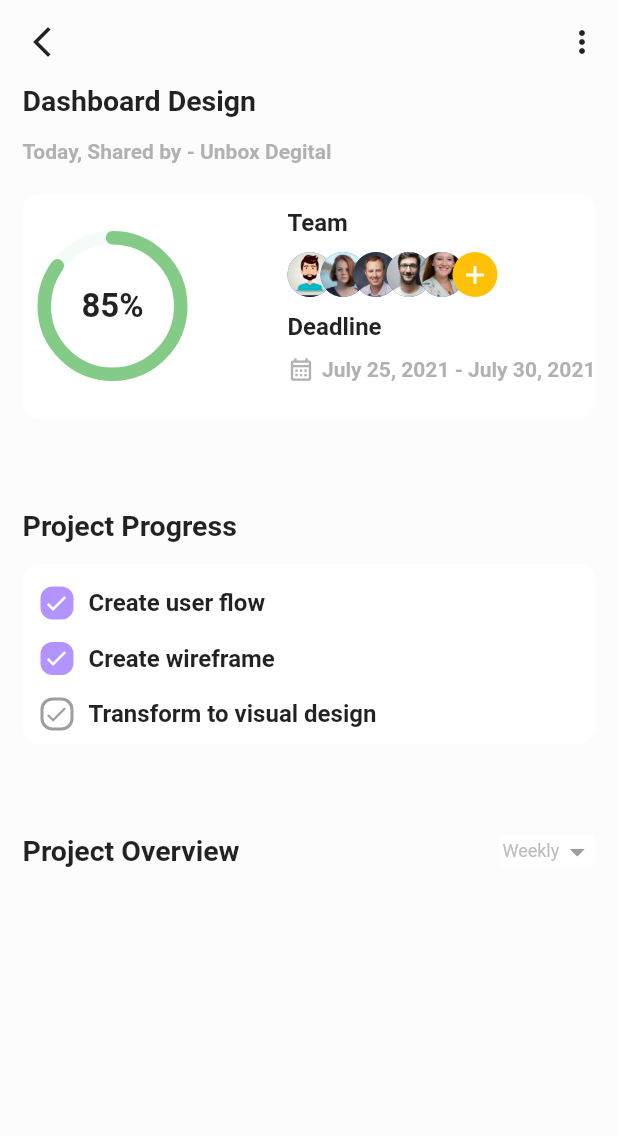
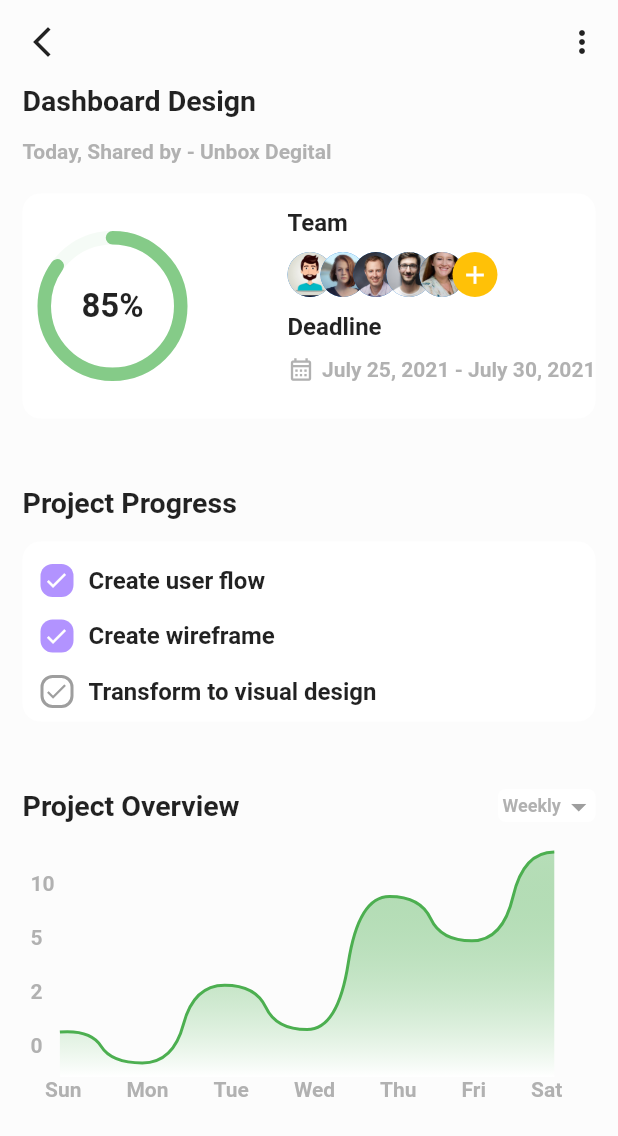
Before and after one commit to nikhilmkda/Task-Management-App, a Flutter app: the screen it shows after launch, item 2 of the bottom bar chosen, after a tap on "Dashboard Design", on a phone screen of 412 x 824 dp. Shown: the top 1136 px of the screen. Run offline on Flutter 3.47's test engine with Material 2 defaults, Android fonts, the phone set to English and light mode, and no system bars; drawn by our look-alikes of percent_indicator; our stand-ins replace flutter_toggle_tab; Roboto replaces fonts that are missing (YourFontFamily).

Commit message:
added chart

```diff
--- a/lib/view/daily_task_custom_widget.dart
+++ b/lib/view/daily_task_custom_widget.dart
@@ -9,13 +9,14 @@ class Daily_task_custom_widget extends StatelessWidget {
   final Color progressBarColor;
   final Color iconcolor;
   final double progress;
+  final VoidCallback onTap;
 
   const Daily_task_custom_widget({
     Key? key,
     required this.text,
     required this.progressBarColor,
     required this.progress,
-    required this.iconcolor,
+    required this.iconcolor, required this.onTap,
   }) : super(key: key);
 
   @override
@@ -23,6 +24,8 @@ class Daily_task_custom_widget extends StatelessWidget {
     final taskManageProvider = Provider.of<TaskManageProvider>(context);
     return Padding(
       padding: const EdgeInsets.all(8.0),
+      child: InkWell(
+        onTap: onTap,
         child: Container(
           width: 166, // Replace with your desired width
           height: 80, // Replace with your desired height
@@ -96,6 +99,7 @@ class Daily_task_custom_widget extends StatelessWidget {
             ],
           ),
         ),
+      ),
     );
   }
 }
--- a/lib/view/dashboard_design.dart
+++ b/lib/view/dashboard_design.dart
@@ -3,6 +3,7 @@ import 'package:percent_indicator/circular_percent_indicator.dart';
 import 'package:provider/provider.dart';
 import 'package:task_management_app_thiran_tech/controller/parameters.dart';
 import 'package:task_management_app_thiran_tech/view/custom_checkbox.dart';
+import 'package:task_management_app_thiran_tech/view/fl_chart.dart';
 
 import '../controller/task_manage_provider.dart';
 
@@ -143,7 +144,7 @@ class DashBoardDesign extends StatelessWidget {
             ),
           ),
           SizedBox(
-            height: 60,
+            height: 45,
           ),
           Text(
             "Project Progress",
@@ -228,7 +229,7 @@ class DashBoardDesign extends StatelessWidget {
             ),
           ),
           SizedBox(
-            height: 60,
+            height: 45,
           ),
           Row(
             mainAxisAlignment: MainAxisAlignment.spaceBetween,
@@ -247,8 +248,10 @@ class DashBoardDesign extends StatelessWidget {
                   children: [
                     Text(
                       ' Weekly',
-                      style:
-                          TextStyle(color: Colors.grey.shade400, fontSize: 12),
+                      style: TextStyle(
+                          color: Colors.grey.withOpacity(0.8),
+                          fontSize: 12,
+                          fontWeight: FontWeight.bold),
                     ),
                     Icon(
                       Icons.arrow_drop_down,
@@ -258,7 +261,111 @@ class DashBoardDesign extends StatelessWidget {
                 ),
               ),
             ],
-          )
+          ),
+          SizedBox(
+            height: 20,
+          ),
+          Padding(
+            padding: const EdgeInsets.only(left: 0, right: 0),
+            child: SingleChildScrollView(
+              scrollDirection: Axis.horizontal,
+              child: Column(
+                children: [
+                  Row(
+                    children: [
+                      Column(
+                        crossAxisAlignment: CrossAxisAlignment.start,
+                        children: [
+                          Text(
+                            "10 ",
+                            style: secondaryText,
+                          ),
+                          SizedBox(
+                            height: 20,
+                          ),
+                          Text(
+                            "5 ",
+                            style: secondaryText,
+                          ),
+                          SizedBox(
+                            height: 20,
+                          ),
+                          Text(
+                            "2 ",
+                            style: secondaryText,
+                          ),
+                          SizedBox(
+                            height: 20,
+                          ),
+                          Text(
+                            "0 ",
+                            style: secondaryText,
+                          ),
+                        ],
+                      ),
+                      Container(
+                        height: 150,
+                        child: MyCurvedChart(),
+                      ),
+                    ],
+                  ),
+                  Row(
+                    children: [
+                      SizedBox(
+                        width: 15,
+                      ),
+                      Text(
+                        "Sun",
+                        style: secondaryText,
+                      ),
+                      SizedBox(
+                        width: 30,
+                      ),
+                      Text(
+                        "Mon",
+                        style: secondaryText,
+                      ),
+                      SizedBox(
+                        width: 30,
+                      ),
+                      Text(
+                        "Tue",
+                        style: secondaryText,
+                      ),
+                      SizedBox(
+                        width: 30,
+                      ),
+                      Text(
+                        "Wed",
+                        style: secondaryText,
+                      ),
+                      SizedBox(
+                        width: 30,
+                      ),
+                      Text(
+                        "Thu",
+                        style: secondaryText,
+                      ),
+                      SizedBox(
+                        width: 30,
+                      ),
+                      Text(
+                        "Fri",
+                        style: secondaryText,
+                      ),
+                      SizedBox(
+                        width: 30,
+                      ),
+                      Text(
+                        "Sat",
+                        style: secondaryText,
+                      ),
+                    ],
+                  )
+                ],
+              ),
+            ),
+          ),
         ]),
       ),
     );
--- /dev/null
+++ b/lib/view/fl_chart.dart
@@ -0,0 +1,224 @@
+import 'package:flutter/material.dart';
+
+// CustomPainter class to draw a curved chart
+class CurvedChartPainter extends CustomPainter {
+  // Properties to configure the chart
+  final List<Map<String, double>> xValues;
+  final List<Map<String, double>> yValues;
+  final Color? color;
+  final double strokeWidth;
+  final List<Color> gradientColors;
+  final List<double> gradientStops;
+  final TextStyle labelTextStyle;
+
+  // Constructor
+  CurvedChartPainter({
+    required this.xValues,
+    required this.yValues,
+    required this.strokeWidth,
+    this.color,
+    this.gradientColors = const [
+      Color(0x00F63E02),
+      Color(0xFFFFFFFF),
+    ],
+    this.gradientStops = const [0.0, 1.0],
+    this.labelTextStyle = const TextStyle(color: Colors.grey, fontSize: 12),
+  });
+
+  // The paint method is called when the custom painter needs to paint
+  @override
+  void paint(Canvas canvas, Size size) {
+    // Set up the paint for the chart line
+    var paint = Paint();
+    paint.color = color ?? const Color(0xFFF63E02);
+    paint.style = PaintingStyle.stroke;
+    paint.strokeWidth = strokeWidth;
+
+    // Set up the paint for the chart fill
+    var fillPaint = Paint();
+    fillPaint.style = PaintingStyle.fill;
+
+    // Set up the paint for the axes
+    var axisPaint = Paint()
+      ..color = Colors.transparent
+      ..style = PaintingStyle.stroke
+      ..strokeWidth = 2;
+
+    // Draw X axis
+    canvas.drawLine(
+        Offset(0, size.height), Offset(size.width, size.height), axisPaint);
+
+    // Draw Y axis
+    canvas.drawLine(const Offset(0, 0), Offset(0, size.height), axisPaint);
+
+    // Create paths for the chart line and fill
+    var path = Path();
+    var fillPath = Path();
+
+    // Check if there are enough values to draw the chart
+    if (xValues.length > 1 && yValues.isNotEmpty) {
+      // Calculate some initial values
+      final maxValue = yValues.last.values.last;
+      final firstValueHeight =
+          size.height * (xValues.first.values.first / maxValue);
+
+      // Initialize the paths with the first point
+      path.moveTo(0.0, size.height - firstValueHeight);
+      fillPath.moveTo(0.0, size.height);
+      fillPath.lineTo(0.0, size.height - firstValueHeight);
+
+      // Calculate the distance between each x value
+      final itemXDistance = size.width / (xValues.length - 1);
+
+      // Loop through the x values and draw the chart line and fill
+      for (var i = 1; i < xValues.length; i++) {
+        final x = itemXDistance * i;
+        final valueHeight = size.height -
+            strokeWidth -
+            ((size.height - strokeWidth) *
+                (xValues[i].values.elementAt(0) / maxValue));
+        final previousValueHeight = size.height -
+            strokeWidth -
+            ((size.height - strokeWidth) *
+                (xValues[i - 1].values.elementAt(0) / maxValue));
+
+        // Draw a quadratic bezier curve between each point
+        path.quadraticBezierTo(
+          x - (itemXDistance / 2) - (itemXDistance / 8),
+          previousValueHeight,
+          x - (itemXDistance / 2),
+          valueHeight + ((previousValueHeight - valueHeight) / 2),
+        );
+        path.quadraticBezierTo(
+          x - (itemXDistance / 2) + (itemXDistance / 8),
+          valueHeight,
+          x,
+          valueHeight,
+        );
+
+        // Draw the fill path using the same quadratic bezier curves
+        fillPath.quadraticBezierTo(
+          x - (itemXDistance / 2) - (itemXDistance / 8),
+          previousValueHeight,
+          x - (itemXDistance / 2),
+          valueHeight + ((previousValueHeight - valueHeight) / 2),
+        );
+        fillPath.quadraticBezierTo(
+          x - (itemXDistance / 2) + (itemXDistance / 8),
+          valueHeight,
+          x,
+          valueHeight,
+        );
+      }
+
+      // Close the fill path
+      fillPath.lineTo(size.width, size.height);
+      fillPath.close();
+    }
+
+    // Create a gradient for the fill
+    LinearGradient gradient = LinearGradient(
+      colors: gradientColors,
+      stops: gradientStops,
+      begin: Alignment.topCenter,
+      end: Alignment.bottomCenter,
+    );
+    Rect rect = Rect.fromLTWH(0, 0, size.width, size.height);
+    fillPaint.shader = gradient.createShader(rect);
+
+    // Draw the fill path with the gradient
+    canvas.drawPath(fillPath, fillPaint);
+
+    // Draw the chart line
+    canvas.drawPath(path, paint);
+
+    // Draw X axis labels
+    for (int i = 0; i < 0; i++) {
+      double x = size.width * i / (xValues.length - 1);
+      var textPainter = TextPainter(
+        text:
+            TextSpan(text: xValues[i].keys.elementAt(0), style: labelTextStyle),
+        textDirection: TextDirection.ltr,
+      );
+      textPainter.layout();
+      textPainter.paint(
+          canvas, Offset(x - textPainter.width / 2, size.height + 2));
+    }
+
+    // Draw Y axis labels
+    for (int i = 0; i < 0; i++) {
+      double y = size.height * i / (yValues.length - 1);
+      double labelValue = yValues.last.values.elementAt(0) *
+          (yValues.length - i - 1) /
+          (yValues.length - 1);
+      var textPainter = TextPainter(
+        text: TextSpan(
+            text: labelValue.toStringAsFixed(0), style: labelTextStyle),
+        textDirection: TextDirection.ltr,
+      );
+      textPainter.layout();
+      textPainter.paint(
+          canvas, Offset(-textPainter.width - 2, y - textPainter.height / 2));
+    }
+  }
+
+  // Determine whether the chart should repaint
+  @override
+  bool shouldRepaint(CustomPainter oldDelegate) => oldDelegate != this;
+}
+
+// Create a stateless widget for the custom curved chart
+class MyCurvedChart extends StatelessWidget {
+  // Constructor
+  const MyCurvedChart({super.key});
+
+  // Build method to generate the widget tree
+  @override
+  Widget build(BuildContext context) {
+    // Define the X axis values for the chart
+    // String will be text label and double will be value in the Map<String, double>
+    final List<Map<String, double>> xValues = [
+      {"Sun": 20},
+      {"Mon": 5},
+      {"Tue": 40.0},
+      {"Wed": 20.0},
+      {"Thu": 80},
+      {"Fry": 60},
+      {"Sat": 100.0},
+    ];
+
+    // Define the Y axis values for the chart
+    // String will be text label and double will be value in the Map<String, double>
+    final List<Map<String, double>> yValues = [
+      {"0": 50},
+      {"20": 0},
+      {"40": 0.0},
+      {"60": 0.0},
+      {"80": 0.0},
+      {"100": 100.0},
+    ];
+
+    // Define the stroke width for the chart line
+    const stroke = 2.0;
+
+    // Return a SizedBox to limit the size of the chart
+    return SizedBox(
+      width: MediaQuery.of(context).size.width * 0.8,
+      height: MediaQuery.of(context).size.width * 0.6,
+      // Use CustomPaint to draw the curved chart
+      child: CustomPaint(
+        painter: CurvedChartPainter(
+          color: Colors.green, // Set the color of the chart line
+          yValues: yValues, // Pass the Y axis values
+          strokeWidth: stroke, // Set the stroke width
+          xValues: xValues, // Pass the X axis values
+          gradientColors: [
+            // Define the gradient colors for the chart fill
+            Colors.green.withAlpha(100),
+            const Color(0xFFFFFFFF),
+          ],
+        ),
+      ),
+    );
+  }
+}
--- a/lib/view/homepage.dart
+++ b/lib/view/homepage.dart
@@ -5,6 +5,7 @@ import 'package:task_management_app_thiran_tech/view/custom_container.dart';
 import 'package:task_management_app_thiran_tech/view/daily_task_custom_widget.dart';
 
 import '../controller/task_manage_provider.dart';
+import 'dashboard_design.dart';
 
 class MyHomePage extends StatelessWidget {
   const MyHomePage({super.key});
@@ -107,6 +108,7 @@ class MyHomePage extends StatelessWidget {
             progress: 0.7,
             progressBarColor: purpleColor,
             iconcolor: Colors.grey,
+            onTap: () {},
           ),
           SizedBox(
             height: 5,
@@ -116,6 +118,12 @@ class MyHomePage extends StatelessWidget {
             progress: 1,
             progressBarColor: greenColor,
             iconcolor: Colors.green,
+            onTap: () {
+              Navigator.push(
+                context,
+                MaterialPageRoute(builder: (context) => DashBoardDesign()),
+              );
+            },
           ),
           SizedBox(
             height: 5,
@@ -125,6 +133,7 @@ class MyHomePage extends StatelessWidget {
             progress: 0.4,
             progressBarColor: orangeColor,
             iconcolor: Colors.grey,
+            onTap: () {},
           ),
           SizedBox(
             height: 5,
@@ -134,6 +143,7 @@ class MyHomePage extends StatelessWidget {
             progress: 0.2,
             progressBarColor: redColor,
             iconcolor: Colors.grey,
+            onTap: () {},
           ),
         ]),
       ),
--- a/pubspec.yaml
+++ b/pubspec.yaml
@@ -38,6 +38,7 @@ dependencies:
   provider: ^6.0.5
   flutter_toggle_tab: ^1.3.0
   percent_indicator: ^4.2.3
+  syncfusion_flutter_charts: ^22.2.5
 
 dev_dependencies:
   flutter_test:
```
Also changed, not shown: pubspec.lock. Lines whose indentation alone changed are shown as unchanged.
